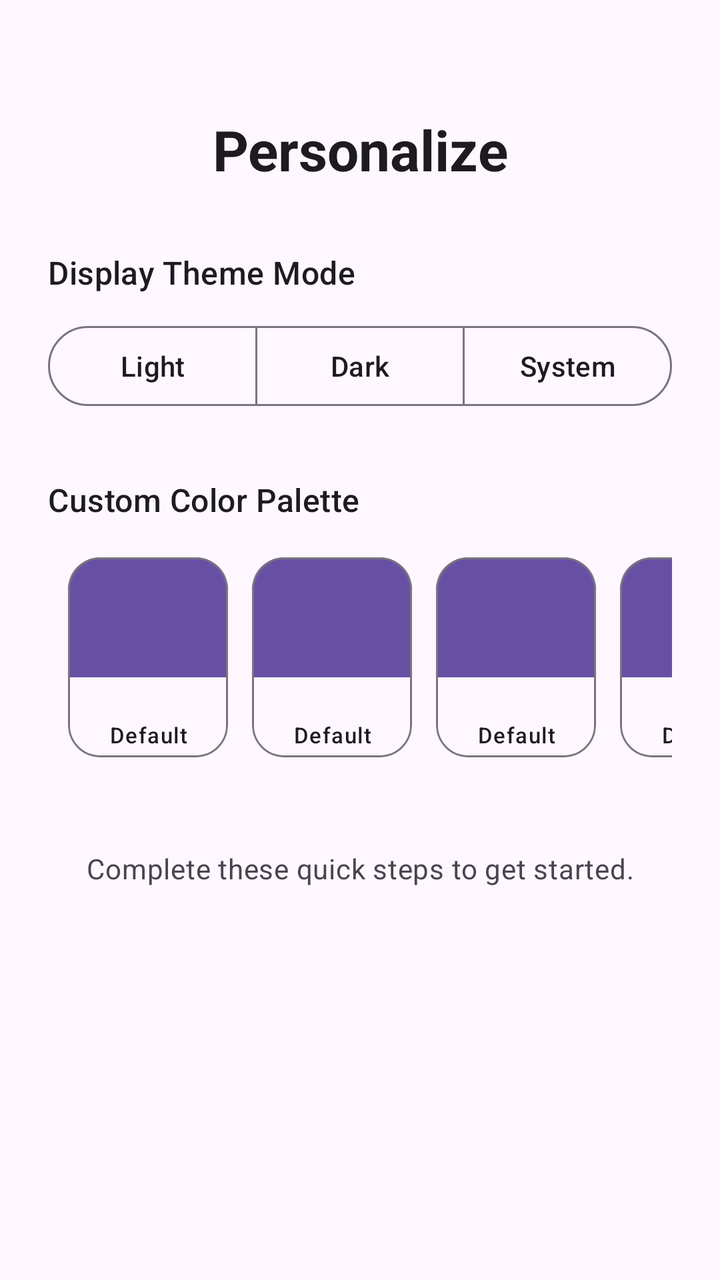
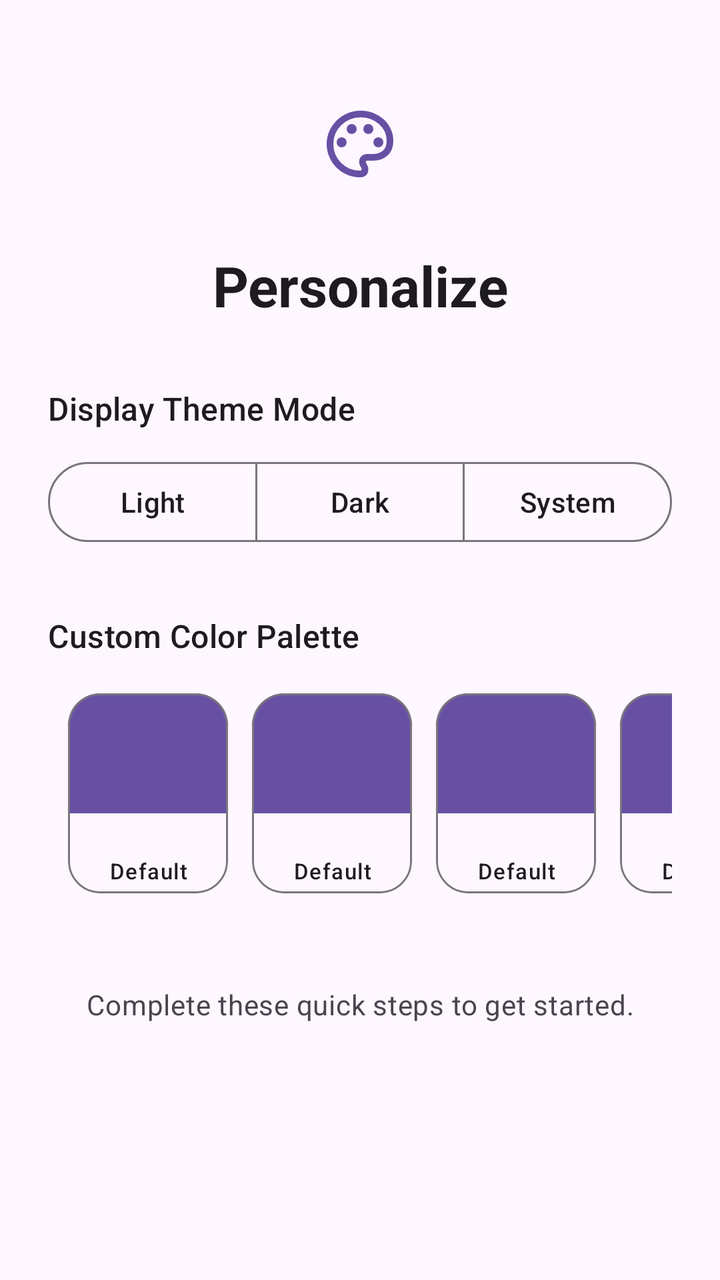

Compare the two renders of this Android layout. The source of the first and the diff that turns it into the second are given below.
<!-- AndroidManifest.xml: application theme Theme_Myusiq -->
<!-- res/layout/fragment_setup_personalize.xml -->
<?xml version="1.0" encoding="utf-8"?>
<ScrollView xmlns:android="http://schemas.android.com/apk/res/android"
    xmlns:app="http://schemas.android.com/apk/res-auto"
    android:layout_width="match_parent"
    android:layout_height="match_parent"
    android:fillViewport="true">

    <androidx.constraintlayout.widget.ConstraintLayout
        android:layout_width="match_parent"
        android:layout_height="wrap_content"
        android:padding="24dp">

        <TextView
            android:id="@+id/tvPersonalizeTitle"
            android:layout_width="wrap_content"
            android:layout_height="wrap_content"
            android:layout_marginTop="32dp"
            android:text="@string/step_personalize"
            android:textAppearance="?attr/textAppearanceHeadlineMedium"
            android:textStyle="bold"
            app:layout_constraintEnd_toEndOf="parent"
            app:layout_constraintStart_toStartOf="parent"
            app:layout_constraintTop_toTopOf="parent" />

        <TextView
            android:id="@+id/tvThemeTitle"
            android:layout_width="wrap_content"
            android:layout_height="wrap_content"
            android:layout_marginTop="32dp"
            android:text="@string/display_theme_mode"
            android:textAppearance="?attr/textAppearanceTitleMedium"
            app:layout_constraintStart_toStartOf="parent"
            app:layout_constraintTop_toBottomOf="@id/tvPersonalizeTitle" />

        <com.google.android.material.button.MaterialButtonToggleGroup
            android:id="@+id/toggleGroupTheme"
            android:layout_width="match_parent"
            android:layout_height="wrap_content"
            android:layout_marginTop="12dp"
            app:layout_constraintTop_toBottomOf="@id/tvThemeTitle"
            app:selectionRequired="true"
            app:singleSelection="true">

            <com.google.android.material.button.MaterialButton
                android:id="@+id/btnLightTheme"
                style="@style/Widget.Material3.Button.OutlinedButton"
                android:layout_width="0dp"
                android:layout_height="wrap_content"
                android:layout_weight="1"
                android:text="@string/light"
                android:textAppearance="?attr/textAppearanceLabelLarge" />

            <com.google.android.material.button.MaterialButton
                android:id="@+id/btnDarkTheme"
                style="@style/Widget.Material3.Button.OutlinedButton"
                android:layout_width="0dp"
                android:layout_height="wrap_content"
                android:layout_weight="1"
                android:text="@string/dark"
                android:textAppearance="?attr/textAppearanceLabelLarge" />

            <com.google.android.material.button.MaterialButton
                android:id="@+id/btnSystemTheme"
                style="@style/Widget.Material3.Button.OutlinedButton"
                android:layout_width="0dp"
                android:layout_height="wrap_content"
                android:layout_weight="1"
                android:text="@string/system_default"
                android:textAppearance="?attr/textAppearanceLabelLarge" />
        </com.google.android.material.button.MaterialButtonToggleGroup>

        <TextView
            android:id="@+id/tvPaletteTitle"
            android:layout_width="wrap_content"
            android:layout_height="wrap_content"
            android:layout_marginTop="32dp"
            android:text="@string/custom_color_palette"
            android:textAppearance="?attr/textAppearanceTitleMedium"
            app:layout_constraintStart_toStartOf="parent"
            app:layout_constraintTop_toBottomOf="@id/toggleGroupTheme" />

        <HorizontalScrollView
            android:id="@+id/scrollPalettes"
            android:layout_width="match_parent"
            android:layout_height="wrap_content"
            android:layout_marginTop="12dp"
            android:clipToPadding="false"
            android:paddingHorizontal="4dp"
            android:scrollbars="none"
            app:layout_constraintTop_toBottomOf="@id/tvPaletteTitle">

            <LinearLayout
                android:id="@+id/layoutPaletteOptions"
                android:layout_width="wrap_content"
                android:layout_height="wrap_content"
                android:orientation="horizontal"
                android:paddingBottom="8dp">

                
                <include layout="@layout/item_palette_option" android:id="@+id/paletteDefault" />
                <include layout="@layout/item_palette_option" android:id="@+id/paletteMidnight" />
                <include layout="@layout/item_palette_option" android:id="@+id/paletteSlate" />
                <include layout="@layout/item_palette_option" android:id="@+id/paletteForest" />
                <include layout="@layout/item_palette_option" android:id="@+id/paletteCharcoal" />
                <include layout="@layout/item_palette_option" android:id="@+id/paletteRoyal" />

            </LinearLayout>
        </HorizontalScrollView>

        <TextView
            android:id="@+id/tvFinishDesc"
            android:layout_width="match_parent"
            android:layout_height="wrap_content"
            android:layout_marginTop="32dp"
            android:gravity="center"
            android:text="@string/setup_desc"
            android:textAppearance="?attr/textAppearanceBodyMedium"
            android:textColor="?attr/colorOnSurfaceVariant"
            app:layout_constraintTop_toBottomOf="@id/scrollPalettes" />

    </androidx.constraintlayout.widget.ConstraintLayout>
</ScrollView>
<!-- res/layout/item_palette_option.xml (included above) -->
<?xml version="1.0" encoding="utf-8"?>
<com.google.android.material.card.MaterialCardView xmlns:android="http://schemas.android.com/apk/res/android"
    xmlns:app="http://schemas.android.com/apk/res-auto"
    android:layout_width="80dp"
    android:layout_height="100dp"
    android:layout_margin="6dp"
    android:clickable="true"
    android:focusable="true"
    app:cardCornerRadius="16dp"
    app:cardElevation="0dp"
    app:strokeColor="?attr/colorOutline"
    app:strokeWidth="1dp">

    <androidx.constraintlayout.widget.ConstraintLayout
        android:layout_width="match_parent"
        android:layout_height="match_parent">

        <View
            android:id="@+id/viewColorPrimary"
            android:layout_width="match_parent"
            android:layout_height="0dp"
            android:background="?attr/colorPrimary"
            app:layout_constraintHeight_percent="0.6"
            app:layout_constraintTop_toTopOf="parent" />

        <View
            android:id="@+id/viewColorSurface"
            android:layout_width="match_parent"
            android:layout_height="0dp"
            android:background="?attr/colorSurface"
            app:layout_constraintBottom_toBottomOf="parent"
            app:layout_constraintTop_toBottomOf="@id/viewColorPrimary" />

        <ImageView
            android:id="@+id/ivSelected"
            android:layout_width="24dp"
            android:layout_height="24dp"
            android:src="@drawable/ic_check"
            android:visibility="gone"
            app:layout_constraintBottom_toBottomOf="parent"
            app:layout_constraintEnd_toEndOf="parent"
            app:layout_constraintStart_toStartOf="parent"
            app:layout_constraintTop_toTopOf="parent"
            app:tint="?attr/colorOnPrimary" />

        <TextView
            android:id="@+id/tvPaletteName"
            android:layout_width="match_parent"
            android:layout_height="wrap_content"
            android:gravity="center"
            android:padding="4dp"
            android:text="Default"
            android:textAppearance="?attr/textAppearanceLabelSmall"
            android:textColor="?attr/colorOnSurface"
            app:layout_constraintBottom_toBottomOf="parent" />

    </androidx.constraintlayout.widget.ConstraintLayout>
</com.google.android.material.card.MaterialCardView>
<!-- resources referenced by this layout -->
<resources>
  <!-- drawable ic_check (drawable) -->
  <vector xmlns:android="http://schemas.android.com/apk/res/android" android:height="24dp" android:tint="#000000" android:viewportHeight="960" android:viewportWidth="960" android:width="24dp">
  
      <path android:fillColor="@android:color/white" android:pathData="M382,720L154,492L211,435L382,606L749,239L806,296L382,720Z"/>
  
  </vector>
  <string name="custom_color_palette">Custom Color Palette</string>
  <string name="dark">Dark</string>
  <string name="display_theme_mode">Display Theme Mode</string>
  <string name="light">Light</string>
  <string name="setup_desc">Complete these quick steps to get started.</string>
  <string name="step_personalize">Personalize</string>
  <string name="system_default">System</string>
  <style name="Theme_Myusiq" parent="Base.Theme_Myusiq">
          <item name="colorPrimary">@color/md_theme_default_primary</item>
      </style>
  <style name="Base.Theme_Myusiq" parent="Theme.Material3.DayNight.NoActionBar">
          <item name="android:navigationBarColor">@android:color/transparent</item>
          <item name="android:statusBarColor">@android:color/transparent</item>
          <item name="android:windowTranslucentStatus">false</item>
          <item name="android:windowTranslucentNavigation">false</item>
          <item name="android:windowDrawsSystemBarBackgrounds">true</item>
      </style>
  <color name="md_theme_default_primary">#6750A4</color>
</resources>

<!-- the commit's change to res/layout/fragment_setup_personalize.xml (unified diff, before → after) -->
@@ -10,17 +10,31 @@
         android:layout_height="wrap_content"
         android:padding="24dp">
 
+        <ImageView
+            android:id="@+id/ivPersonalizeIllustration"
+            android:layout_width="72dp"
+            android:layout_height="72dp"
+            android:layout_marginTop="12dp"
+            android:background="@drawable/bg_folder_item"
+            android:contentDescription="@null"
+            android:padding="16dp"
+            android:src="@drawable/ic_palette"
+            app:tint="?attr/colorPrimary"
+            app:layout_constraintEnd_toEndOf="parent"
+            app:layout_constraintStart_toStartOf="parent"
+            app:layout_constraintTop_toTopOf="parent" />
+
         <TextView
             android:id="@+id/tvPersonalizeTitle"
             android:layout_width="wrap_content"
             android:layout_height="wrap_content"
-            android:layout_marginTop="32dp"
+            android:layout_marginTop="16dp"
             android:text="@string/step_personalize"
             android:textAppearance="?attr/textAppearanceHeadlineMedium"
             android:textStyle="bold"
             app:layout_constraintEnd_toEndOf="parent"
             app:layout_constraintStart_toStartOf="parent"
-            app:layout_constraintTop_toTopOf="parent" />
+            app:layout_constraintTop_toBottomOf="@id/ivPersonalizeIllustration" />
 
         <TextView
             android:id="@+id/tvThemeTitle"
<!-- resource entries referenced after the edit -->
@@ -1,9 +1,30 @@
 <!-- resources referenced by this layout -->
 <resources>
+  <!-- drawable bg_folder_item (drawable) -->
+  <?xml version="1.0" encoding="utf-8"?>
+  <selector xmlns:android="http://schemas.android.com/apk/res/android">
+      <item android:state_selected="false">
+          <shape android:shape="rectangle">
+              <solid android:color="?attr/colorSurface" />
+          </shape>
+      </item>
+  
+      <item android:state_selected="true">
+          <shape android:shape="rectangle">
+              <solid android:color="@android:color/transparent" />
+          </shape>
+      </item>
+  </selector>
   <!-- drawable ic_check (drawable) -->
   <vector xmlns:android="http://schemas.android.com/apk/res/android" android:height="24dp" android:tint="#000000" android:viewportHeight="960" android:viewportWidth="960" android:width="24dp">
   
       <path android:fillColor="@android:color/white" android:pathData="M382,720L154,492L211,435L382,606L749,239L806,296L382,720Z"/>
+  
+  </vector>
+  <!-- drawable ic_palette (drawable) -->
+  <vector xmlns:android="http://schemas.android.com/apk/res/android" android:height="24dp" android:tint="#000000" android:viewportHeight="960" android:viewportWidth="960" android:width="24dp">
+  
+      <path android:fillColor="@android:color/white" android:pathData="M480,880Q398,880 325,848.5Q252,817 197.5,762.5Q143,708 111.5,635Q80,562 80,480Q80,397 112.5,324Q145,251 200.5,197Q256,143 330,111.5Q404,80 488,80Q568,80 639,107.5Q710,135 763.5,183.5Q817,232 848.5,298.5Q880,365 880,442Q880,557 810,618.5Q740,680 640,680L566,680Q557,680 553.5,685Q550,690 550,696Q550,708 565,730.5Q580,753 580,782Q580,832 552.5,856Q525,880 480,880ZM480,480Q480,480 480,480Q480,480 480,480Q480,480 480,480Q480,480 480,480Q480,480 480,480Q480,480 480,480Q480,480 480,480Q480,480 480,480L480,480Q480,480 480,480Q480,480 480,480Q480,480 480,480Q480,480 480,480Q480,480 480,480Q480,480 480,480ZM303,503Q320,486 320,460Q320,434 303,417Q286,400 260,400Q234,400 217,417Q200,434 200,460Q200,486 217,503Q234,520 260,520Q286,520 303,503ZM423,343Q440,326 440,300Q440,274 423,257Q406,240 380,240Q354,240 337,257Q320,274 320,300Q320,326 337,343Q354,360 380,360Q406,360 423,343ZM623,343Q640,326 640,300Q640,274 623,257Q606,240 580,240Q554,240 537,257Q520,274 520,300Q520,326 537,343Q554,360 580,360Q606,360 623,343ZM743,503Q760,486 760,460Q760,434 743,417Q726,400 700,400Q674,400 657,417Q640,434 640,460Q640,486 657,503Q674,520 700,520Q726,520 743,503ZM480,800Q489,800 494.5,795Q500,790 500,782Q500,768 485,749Q470,730 470,692Q470,650 499,625Q528,600 570,600L640,600Q706,600 753,561.5Q800,523 800,442Q800,321 707.5,240.5Q615,160 488,160Q352,160 256,253Q160,346 160,480Q160,613 253.5,706.5Q347,800 480,800Z"/>
   
   </vector>
   <string name="custom_color_palette">Custom Color Palette</string>
